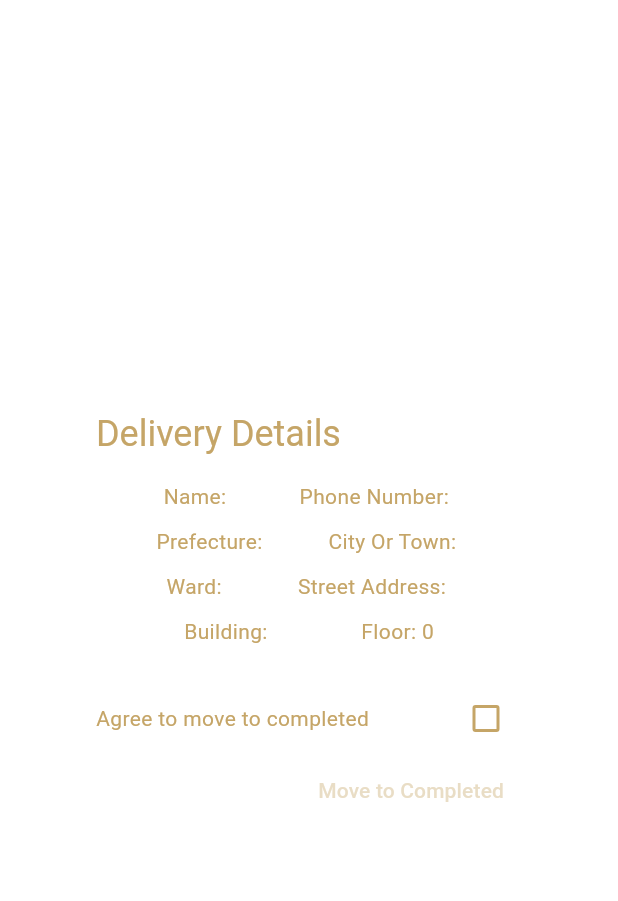
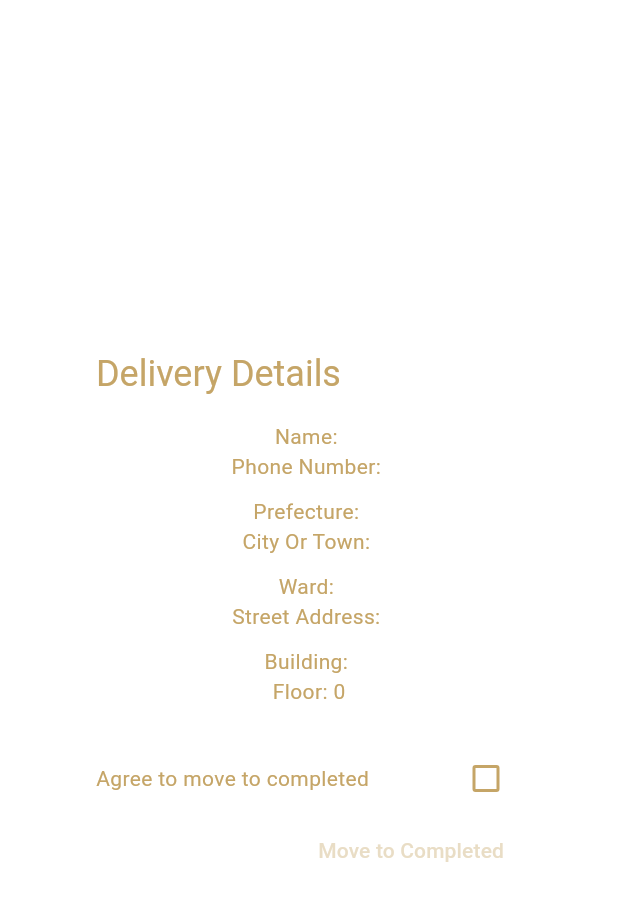
Before and after one commit to motstafa/ounce_flutter, a Flutter app: the InProgressDialog widget shown alone on an empty page, opened directly with empty values, on a phone screen of 412 x 824 dp. Shown: the top 901 px of the screen. Run offline on Flutter 3.47's test engine with Material 3 defaults, Android fonts, the light colour scheme and no system bars; our stand-ins replace firebase_core, firebase_messaging, flutter_local_notifications, flutter_secure_storage, google_fonts, image_picker and 3 more; missing offline and left inert: dart:ffi; accounts and stored records are empty; network calls fail.

Commit message:
finilize delivery pages

```diff
--- a/lib/screens/delivery/inProgress_tab.dart
+++ b/lib/screens/delivery/inProgress_tab.dart
@@ -1,4 +1,3 @@
-
 import 'package:flutter/material.dart';
 import 'package:provider/provider.dart';
 import 'package:ounce/providers/operation_tracks_provider.dart';
@@ -7,15 +6,12 @@ import '../../constants/constants.dart';
 import '../../generated/l10n.dart';
 import '../../models/pending_operation_model.dart';
 
-
-
 class InProgressTab extends StatefulWidget {
   @override
   _InProgressTabState createState() => _InProgressTabState();
 }
 
 class _InProgressTabState extends State<InProgressTab> {
-
   @override
   void initState() {
     super.initState();
@@ -47,7 +43,8 @@ class _InProgressTabState extends State<InProgressTab> {
               return ListTile(
                 title: Text(item.operationId.toString()),
                 // Assuming 'operationStatus' is the title
-                subtitle: Text(Constants().getOperationStatusTranslation(context,item.operationStatus)),
+                subtitle: Text(Constants().getOperationStatusTranslation(
+                    context, item.operationStatus)),
                 // Assuming 'streetAdress' is the subtitle
                 onTap: () {
                   showDialog(
@@ -66,9 +63,6 @@ class _InProgressTabState extends State<InProgressTab> {
   }
 }
 
-
-
-
 class InProgressDialog extends StatefulWidget {
   final PendingOperation item;
 
@@ -79,7 +73,6 @@ class InProgressDialog extends StatefulWidget {
 }
 
 class _InProgressDialogState extends State<InProgressDialog> {
-
   bool _isChecked = false; // Define this in your state class
   final GlobalKey<FormState> _formKey = GlobalKey<FormState>();
 
@@ -95,12 +88,16 @@ class _InProgressDialogState extends State<InProgressDialog> {
               crossAxisAlignment: CrossAxisAlignment.start,
               // Align items to the start of the cross axis
               children: <Widget>[
-                Flexible(
-                  child: Text('${S.of(context).nameLabel}: ${widget.item.address.fullName}'),
+                Text(
+                    '${S.of(context).nameLabel}: ${widget.item.address.fullName}'),
+              ],
             ),
-                Flexible(
-                  child: Text('${S.of(context).phone}: ${widget.item.address.phone}'),
-                ),
+            Row(
+              mainAxisAlignment: MainAxisAlignment.spaceEvenly,
+              crossAxisAlignment: CrossAxisAlignment.start,
+              // Align items to the start of the cross axis
+              children: <Widget>[
+                Text('${S.of(context).phone}: ${widget.item.address.phone}')
               ],
             ),
             // Add a SizedBox for consistent spacing between rows
@@ -110,47 +107,51 @@ class _InProgressDialogState extends State<InProgressDialog> {
               crossAxisAlignment: CrossAxisAlignment.start,
               // Align items to the start of the cross axis
               children: <Widget>[
-                Flexible(
-                  child:
-                  Text('${S.of(context).prefecture}: ${widget.item.address.prefecture}'),
+                Text(
+                    '${S.of(context).prefecture}: ${widget.item.address.prefecture}'),
+              ],
             ),
-                Flexible(
-                  child:
+            Row(
+              mainAxisAlignment: MainAxisAlignment.spaceEvenly,
+              crossAxisAlignment: CrossAxisAlignment.start,
+              // Align items to the start of the cross axis
+              children: <Widget>[
                 Text('${S.of(context).city}: ${widget.item.address.cityTown}'),
-                ),
               ],
             ),
             const SizedBox(height: 10),
-            IntrinsicHeight(
-              child: Row(
+            Row(
               mainAxisAlignment: MainAxisAlignment.spaceEvenly,
               crossAxisAlignment: CrossAxisAlignment.start,
               children: <Widget>[
-                  Flexible(
-                    child: Text('${S.of(context).wardLabel}: ${widget.item.address.ward}'),
-                  ),
-                  Flexible(
-                    child:
-                    Text('${S.of(context).streetAddressLabel}: ${widget.item.address.streetAdress}'),
-                  ),
+                Text('${S.of(context).wardLabel}: ${widget.item.address.ward}'),
               ],
             ),
-            ),
-            const SizedBox(height: 10),
-            IntrinsicHeight(
-              child: Row(
+            Row(
               mainAxisAlignment: MainAxisAlignment.spaceEvenly,
               crossAxisAlignment: CrossAxisAlignment.start,
               children: <Widget>[
-                  Flexible(
-                    child: Text('${S.of(context).buildingLabel}: ${widget.item.address.building}'),
-                  ),
-                  Flexible(
-                    child: Text('${S.of(context).floorLabel}: ${widget.item.address.floor}'),
-                  ),
+                Text(
+                    '${S.of(context).streetAddressLabel}: ${widget.item.address.streetAdress}'),
               ],
             ),
+            const SizedBox(height: 10),
+            Row(
+              mainAxisAlignment: MainAxisAlignment.spaceEvenly,
+              crossAxisAlignment: CrossAxisAlignment.start,
+              children: <Widget>[
+                Text(
+                    '${S.of(context).buildingLabel}: ${widget.item.address.building}'),
+              ],
             ),
+            Row(
+              mainAxisAlignment: MainAxisAlignment.spaceEvenly,
+              crossAxisAlignment: CrossAxisAlignment.start,
+              children: <Widget>[
+                Text(
+                    '${S.of(context).floorLabel}: ${widget.item.address.floor}'),
+              ],
+            )
           ],
         ),
       ),
@@ -171,15 +172,18 @@ class _InProgressDialogState extends State<InProgressDialog> {
         ),
         TextButton(
           child: Text(S.of(context).moveToCompletedButton),
-          onPressed: _isChecked ? () async {
-            var inProgressProvider =
-            Provider.of<OperationTracksProvider>(context,
+          onPressed: _isChecked
+              ? () async {
+                  var inProgressProvider = Provider.of<OperationTracksProvider>(
+                      context,
                       listen: false);
 
                   // Logic to transfer the item to 'Completed'
-            await inProgressProvider.moveToComplete(widget.item.operationId);
+                  await inProgressProvider
+                      .moveToComplete(widget.item.operationId);
                   Navigator.of(context).pop(); // Close the dialog
-          } : null, // Button is disabled if _isChecked is false
+                }
+              : null, // Button is disabled if _isChecked is false
         ),
       ],
     );
```
Also changed, not shown: lib/screens/delivery/completed_tab.dart (+58 -50 lines), lib/screens/delivery/pending_tab.dart (+48 -47 lines). Lines whose indentation alone changed are shown as unchanged.
